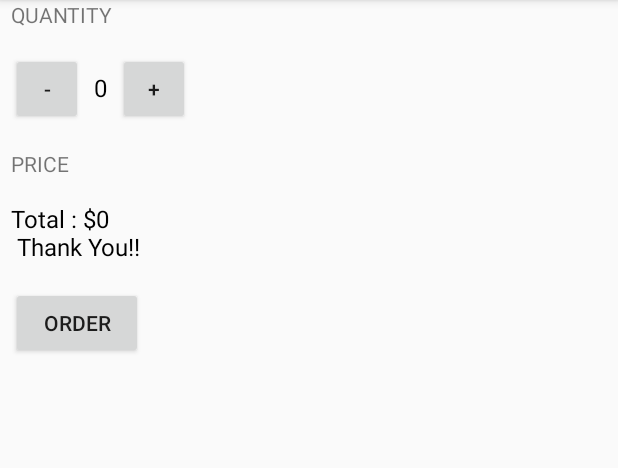
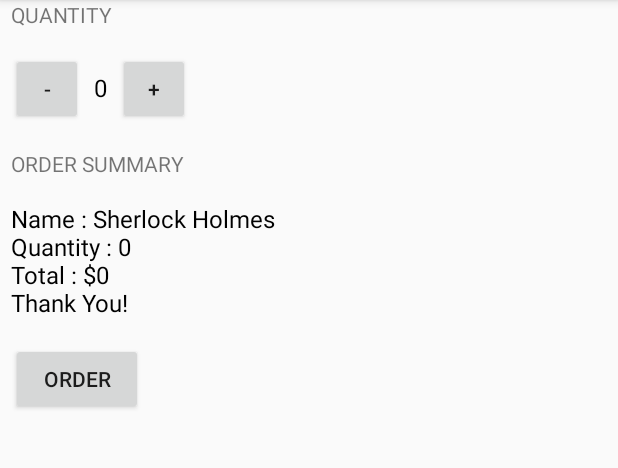
Before and after one commit to JatinSH/Coffe_Order, an Android app: the screen it shows after launch (MainActivity), after a tap on "ORDER", on a phone screen of 412 x 824 dp, the part 84-552 px from its top. Run offline under Robolectric (Android 15) with nearby library versions, the phone set to English and light mode, and no system bars.

Commit message:
Order Summary with Name(default), quantity, price and Thank You message added.

```diff
--- a/app/src/main/java/com/example/android/justjava/MainActivity.java
+++ b/app/src/main/java/com/example/android/justjava/MainActivity.java
@@ -26,17 +26,16 @@ public class MainActivity extends AppCompatActivity {
         super.onCreate(savedInstanceState);
         setContentView(R.layout.activity_main);
     }
-    int quantity=0;
+    int quantity=0,price;
     /**
      * This method is called when the order button is clicked.
      */
     public void submitOrder(View view) {
 
-        String priceMessage="Total : $" + (quantity*5) + "\n Thank You!!";
+        price=calculatePrice(quantity);
+        String priceMessage=createOrderSummary(price);
         displayMessage(priceMessage);
-        /**displayPrice(quantity*5);
-        String message="\nThank You!!";
-        *displayMessage(message);*/
+
     }
 
     public void increment(View view){
@@ -58,19 +57,19 @@ public class MainActivity extends AppCompatActivity {
         quantityTextView.setText("" + number);
     }
 
-    /**
-     * This method displays the given price on the screen.
-     */
-    private void displayPrice(int number) {
-        TextView priceTextView = (TextView) findViewById(R.id.price_text_view);
-        priceTextView.setText(NumberFormat.getCurrencyInstance().format(number));
+    private String createOrderSummary(int price){
+        String OrderSummary="Name : Sherlock Holmes\nQuantity : "+quantity+"\nTotal : $"+price+"\nThank You!";
+        return OrderSummary;
     }
-
     /**
      * This method displays the given text on the screen.
      */
     private void displayMessage(String message) {
-        TextView priceTextView = (TextView) findViewById(R.id.price_text_view);
-        priceTextView.setText(message);
+        TextView orderSummaryTextView = (TextView) findViewById(R.id.orderSummary_text_view);
+        orderSummaryTextView.setText(message);
+    }
+
+    private int calculatePrice(int num){
+        return num*5;
     }
 }
--- a/app/src/main/res/layout/activity_main.xml
+++ b/app/src/main/res/layout/activity_main.xml
@@ -55,10 +55,10 @@
             android:layout_height="wrap_content"
             android:layout_marginTop="16dp"
             android:layout_marginBottom="16dp"
-            android:text="PRICE" />
+            android:text="ORDER SUMMARY" />
 
         <TextView
-            android:id="@+id/price_text_view"
+            android:id="@+id/orderSummary_text_view"
             android:layout_width="wrap_content"
             android:layout_height="wrap_content"
             android:text="$0"
```
